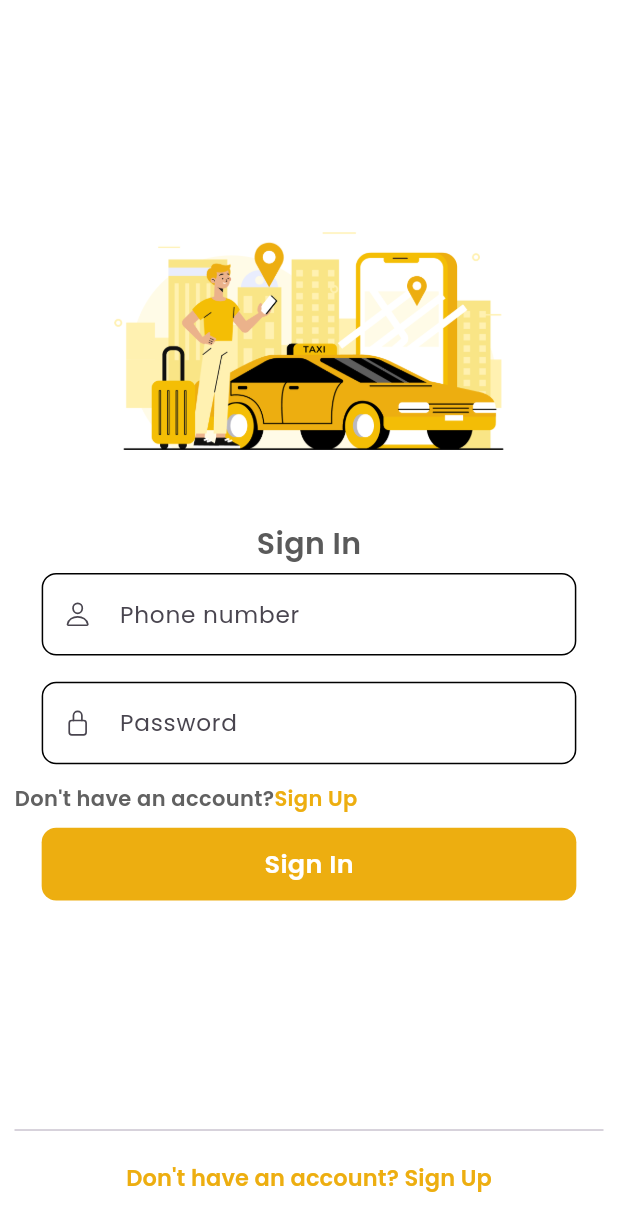
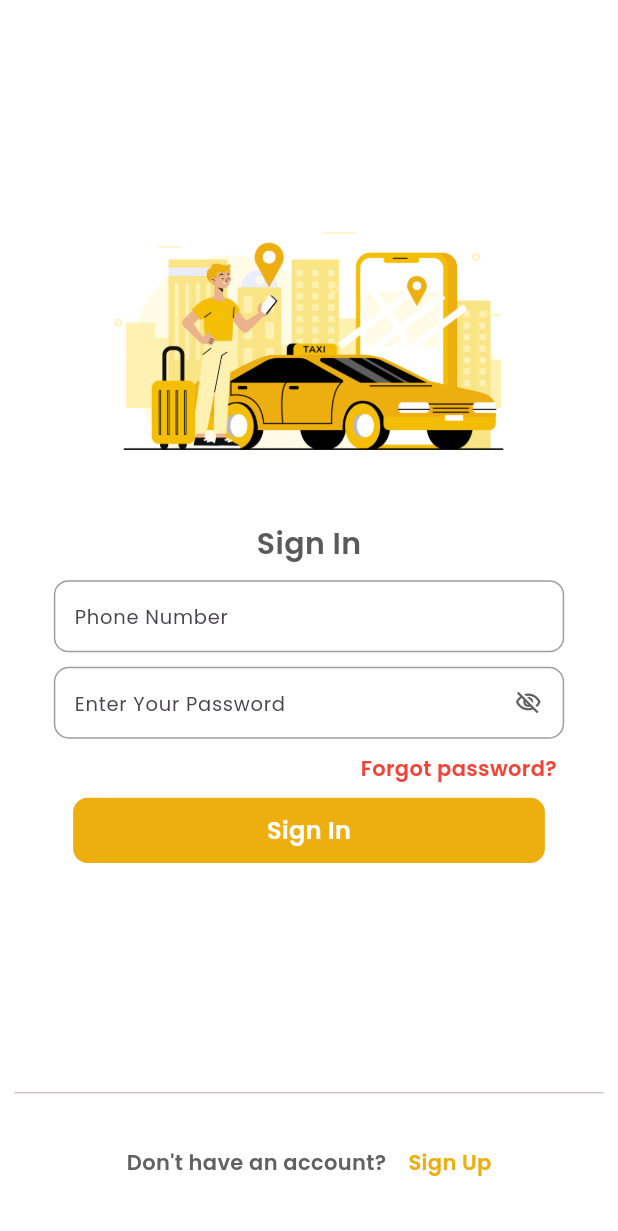
Before and after one commit to TravelWave/travelwave_mobile, a Flutter app: the SignIn screen opened directly, on a phone screen of 412 x 824 dp. Shown: the top 1231 px of the screen. Run offline on Flutter 3.47's test engine with Material 3 defaults, Android fonts, the light colour scheme and no system bars; our stand-ins replace bloc, cached_network_image, equatable, flutter_bloc, flutter_map, flutter_rating_bar and 7 more; accounts and stored records are empty.

Commit message:
fix:sign in logic

```diff
--- a/lib/main.dart
+++ b/lib/main.dart
@@ -39,7 +39,7 @@ class MyApp extends StatelessWidget {
             title: 'TravelWave',
             theme: lightTheme(),
             debugShowCheckedModeBanner: false,
-            home: const PhoneVerificationPage(),
+            home: const SplashScreen(),
           );
         },
       ),
--- a/lib/screens/authentication/signin.dart
+++ b/lib/screens/authentication/signin.dart
@@ -1,11 +1,7 @@
 import 'package:flutter/material.dart';
 
 import 'package:flutter_bloc/flutter_bloc.dart';
-
 import 'package:travelwave_mobile/blocs/auth/bloc/auth_bloc_bloc.dart';
-
-import 'package:ionicons/ionicons.dart';
-
 import 'package:travelwave_mobile/blocs/signin/signin_bloc.dart';
 import 'package:travelwave_mobile/blocs/signin/signin_event.dart';
 import 'package:travelwave_mobile/blocs/signin/signin_state.dart';
@@ -13,9 +9,6 @@ import 'package:travelwave_mobile/constants.dart';
 import 'package:travelwave_mobile/data/decode_token.dart';
 import 'package:travelwave_mobile/screens/authentication/forgot_password.dart';
 import 'package:travelwave_mobile/screens/authentication/signup.dart';
-import 'package:travelwave_mobile/screens/home/home.dart';
-import 'package:travelwave_mobile/widgets/custom_textformfield.dart';
-
 
 class SignIn extends StatefulWidget {
   const SignIn({super.key});
@@ -38,15 +31,18 @@ class _SignInState extends State<SignIn> {
           if (state is AuthenticationAuthenticated) {
             Navigator.of(context).pop();
           }
-          if (state is SignInFailure) {
-            ScaffoldMessenger.of(context).showSnackBar(
-              SnackBar(
-                content: const Text(
-                    "Something went wrong: Please check Your credentials"),
-                backgroundColor: PrimaryColors.amberA400,
-              ),
-            );
-          }
+          BlocListener<SignInBloc, SignInState>(
+            listener: (context, state) {
+              if (state is SignInFailure) {
+                ScaffoldMessenger.of(context).showSnackBar(
+                  SnackBar(
+                    content: Text(state.message),
+                    backgroundColor: PrimaryColors.amberA400,
+                  ),
+                );
+              }
+            },
+          );
         },
         child: BlocBuilder<SignInBloc, SignInState>(
           builder: (context, state) {
@@ -73,57 +69,120 @@ class _SignInState extends State<SignIn> {
                           fontSize: 20,
                         ),
                       ),
-                      Container(
-                        height: 60.v,
-                        width: 340.h,
-                        margin: EdgeInsets.all(5.v),
-                        child: CustomTextFieldWidget(
-                          function: validatePhoneNumber,
-                          prefixIcon: const Icon(
-                            Ionicons.person_outline,
-                            size: 18,
+                      SizedBox(height: 10.v),
+                      Padding(
+                        padding: EdgeInsets.symmetric(horizontal: 25.h),
+                        child: TextFormField(
+                          cursorColor: Colors.grey[800],
+                          keyboardType: TextInputType.phone,
+                          controller: phoneNumberController,
+                          validator: validatePhoneNumber,
+                          decoration: InputDecoration(
+                            hintText: 'Phone Number',
+                            hintStyle: const TextStyle(fontSize: 13),
+                            fillColor: Colors.grey,
+                            contentPadding: EdgeInsets.all(10.v),
+                            focusedBorder: OutlineInputBorder(
+                              borderSide: BorderSide(
+                                color: Theme.of(context).primaryColor,
+                                width: 2,
+                              ),
+                              borderRadius: BorderRadius.circular(10.v),
+                            ),
+                            enabledBorder: OutlineInputBorder(
+                              borderSide: const BorderSide(
+                                color: Colors.grey,
+                                width: 1,
+                              ),
+                              borderRadius: BorderRadius.circular(10.v),
+                            ),
+                            errorBorder: OutlineInputBorder(
+                              borderSide: const BorderSide(
+                                color: Colors.red,
+                                width: 1,
+                              ),
+                              borderRadius: BorderRadius.circular(10.v),
+                            ),
+                            focusedErrorBorder: const OutlineInputBorder(
+                              borderSide: BorderSide(
+                                color: Colors.red,
+                                width: 1,
+                              ),
+                            ),
                           ),
-                          title: 'Phone number',
-                          controller: phoneNumberController,
                         ),
                       ),
-                      Container(
-                        height: 60.v,
-                        width: 340.h,
-                        margin: EdgeInsets.all(10.v),
-                        child: CustomTextFieldWidget(
-                          function: validatePassword,
-                          prefixIcon: const Icon(
-                            Ionicons.lock_closed_outline,
-                            size: 18,
+                      SizedBox(height: 10.v),
+                      Padding(
+                        padding: EdgeInsets.symmetric(horizontal: 25.h),
+                        child: TextFormField(
+                          validator: validatePassword,
+                          cursorColor: Colors.grey[800],
+                          obscureText: isObscure,
+                          controller: passwordController,
+                          decoration: InputDecoration(
+                            suffixIcon: IconButton(
+                              onPressed: () {
+                                setState(() {
+                                  isObscure = !isObscure;
+                                });
+                              },
+                              icon: Icon(
+                                isObscure
+                                    ? Icons.visibility_off_outlined
+                                    : Icons.visibility_outlined,
+                                size: 18,
+                              ),
+                              color: Colors.grey[700],
+                            ),
+                            hintText: 'Enter Your Password',
+                            hintStyle: const TextStyle(fontSize: 13),
+                            contentPadding: EdgeInsets.all(10.v),
+                            enabledBorder: OutlineInputBorder(
+                              borderRadius: BorderRadius.circular(10),
+                              borderSide: const BorderSide(color: Colors.grey),
+                            ),
+                            focusedBorder: OutlineInputBorder(
+                              borderRadius: BorderRadius.circular(10),
+                              borderSide: BorderSide(
+                                color: Theme.of(context).primaryColor,
+                                width: 2,
+                              ),
+                            ),
+                            errorBorder: OutlineInputBorder(
+                              borderSide: const BorderSide(
+                                color: Colors.red,
+                                width: 1,
+                              ),
+                              borderRadius: BorderRadius.circular(10.v),
+                            ),
+                            focusedErrorBorder: const OutlineInputBorder(
+                              borderSide: BorderSide(
+                                color: Colors.red,
+                                width: 1,
+                              ),
+                            ),
                           ),
-                          title: 'Password',
-                          controller: passwordController,
                         ),
                       ),
+                      SizedBox(height: 10.v),
                       Row(
                         children: [
-                          Text(
-                            "Don't have an account?",
-                            style: TextStyle(
-                              fontWeight: FontWeight.bold,
-                              color: Colors.grey[700],
-                              fontSize: 14,
-                            ),
-                          ),
+                          SizedBox(width: 220.h),
                           GestureDetector(
                             onTap: () {
-                              Navigator.of(context)
-                                  .pushReplacement(MaterialPageRoute(
-                                builder: (context) {
-                                  return const SignUp();
-                                },
-                              ));
+                              Navigator.of(context).pushReplacement(
+                                MaterialPageRoute(
+                                  builder: (context) {
+                                    return const ForgotPasswordPage();
+                                  },
+                                ),
+                              );
                             },
-                            child: Text(
-                              'Sign Up',
+                            child: const Text(
+                              'Forgot password?',
                               style: TextStyle(
-                                color: Theme.of(context).primaryColor,
+                                color: Colors.red,
                                 fontWeight: FontWeight.bold,
                                 fontSize: 14,
                               ),
@@ -137,27 +196,29 @@ class _SignInState extends State<SignIn> {
                           if (_formKey.currentState!.validate()) {
                             context.read<SignInBloc>().add(
                                   SignInUser(
-                                    phoneNumber: phoneNumberController.text,
-                                    password: passwordController.text,
-                                  ),
+                                      phoneNumber:
+                                          "+251${phoneNumberController.text.substring(1)}",
+                                      password: passwordController.text),
                                 );
                           }
                         },
                         child: Container(
-                          height: 50.v,
-                          width: 340.h,
+                          height: 45.v,
+                          width: 300.h,
                           decoration: BoxDecoration(
                             color: Theme.of(context).primaryColor,
                             borderRadius: BorderRadius.circular(10.v),
                           ),
                           child: Center(
                             child: state is SignInLoading
-                                ? const CircularProgressIndicator()
+                                ? const CircularProgressIndicator(
+                                    color: Colors.white,
+                                  )
                                 : const Text(
                                     'Sign In',
                                     style: TextStyle(
                                       fontWeight: FontWeight.bold,
-                                      fontSize: 17,
+                                      fontSize: 16,
                                       color: Colors.white,
                                     ),
                                   ),
@@ -166,22 +227,41 @@ class _SignInState extends State<SignIn> {
                       ),
                       SizedBox(height: 150.v),
                       const Divider(),
-                      TextButton(
-                        onPressed: () {
-                          Navigator.of(context)
-                              .pushReplacement(MaterialPageRoute(
-                            builder: (context) {
-                              return const SignUp();
-                            },
-                          ));
-                        },
-                        child: Text(
-                          "Don't have an account? Sign Up",
-                          style: TextStyle(
-                            color: Theme.of(context).primaryColor,
-                            fontWeight: FontWeight.bold,
-                            fontSize: 15,
-                          ),
+                      Container(
+                        height: 80.v,
+                        width: 340.h,
+                        padding: EdgeInsets.symmetric(horizontal: 40.h),
+                        child: Row(
+                          mainAxisAlignment: MainAxisAlignment.spaceEvenly,
+                          crossAxisAlignment: CrossAxisAlignment.center,
+                          children: [
+                            Text(
+                              "Don't have an account?",
+                              style: TextStyle(
+                                fontWeight: FontWeight.bold,
+                                color: Colors.grey[700],
+                                fontSize: 14,
+                              ),
+                            ),
+                            GestureDetector(
+                              onTap: () {
+                                Navigator.of(context)
+                                    .pushReplacement(MaterialPageRoute(
+                                  builder: (context) {
+                                    return const SignUp();
+                                  },
+                                ));
+                              },
+                              child: Text(
+                                'Sign Up',
+                                style: TextStyle(
+                                  color: Theme.of(context).primaryColor,
+                                  fontWeight: FontWeight.bold,
+                                  fontSize: 14,
+                                ),
+                              ),
+                            ),
+                          ],
                         ),
                       ),
                     ],
```
Also changed, not shown: pubspec.lock, 1 other file.
